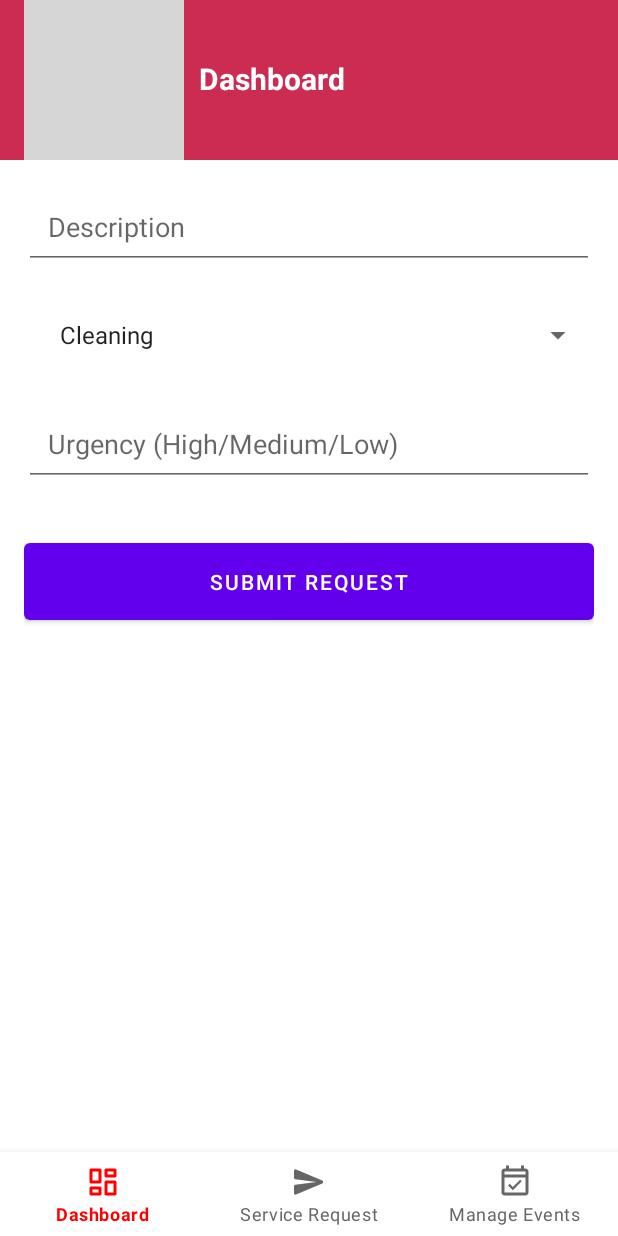
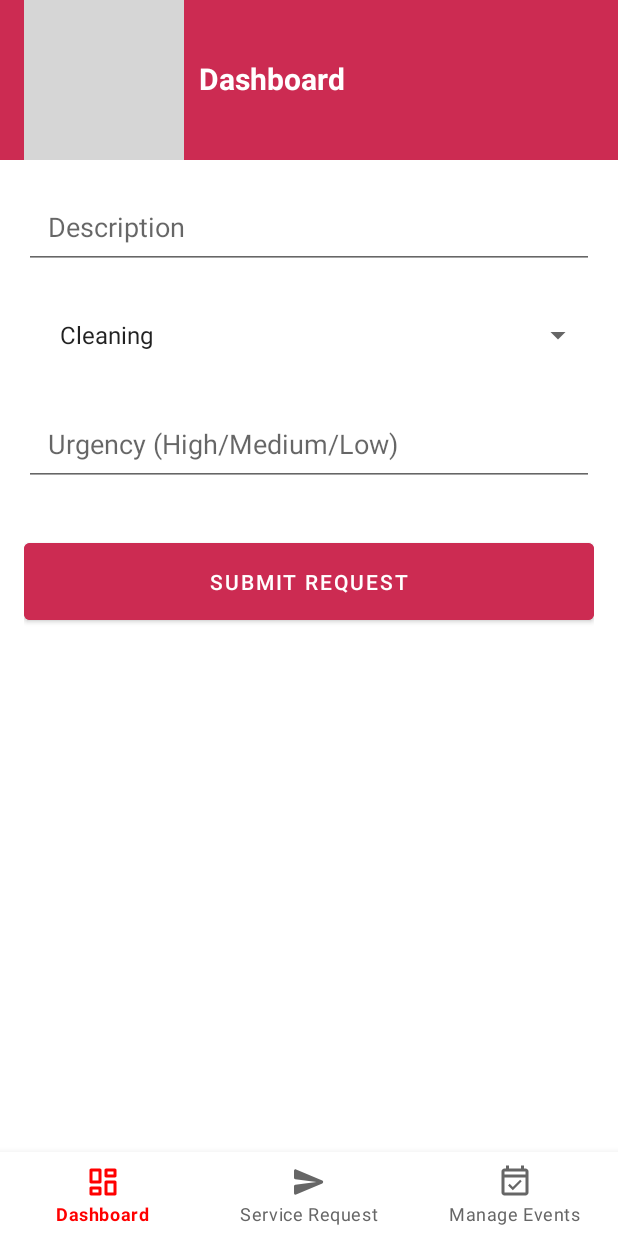
Before and after one commit to shanjida-alam/Smart-Living-Community, an Android app: the fragment ServiceRequestFragment placed in its activity, on a phone screen of 412 x 824 dp. Run offline under Robolectric (Android 15) with nearby library versions, the phone set to English and light mode, and no system bars; our stand-ins replace Firebase (no records; nobody signed in at launch, a user with empty details on screens opened directly); grey boxes are pictures that could not be loaded.

Commit message:
deleted the unnecessary res

```diff
--- a/app/src/main/res/layout/fragment_service_request.xml
+++ b/app/src/main/res/layout/fragment_service_request.xml
@@ -89,11 +89,12 @@ for stacking UI elements one below the other.
     - layout_marginTop: Top margin to space it from the previous element.
     - minHeight: Sets a minimum height for usability.
     -->
-    <Button
+    <com.google.android.material.button.MaterialButton
         android:id="@+id/buttonSubmit"
         android:layout_width="match_parent"
         android:layout_height="wrap_content"
         android:text="Submit Request"
+        android:backgroundTint="@color/toolbar_bg"
         android:padding="16dp"
         android:layout_marginTop="16dp"
         android:minHeight="48dp" />
```
Also changed, not shown: 1 other file.
